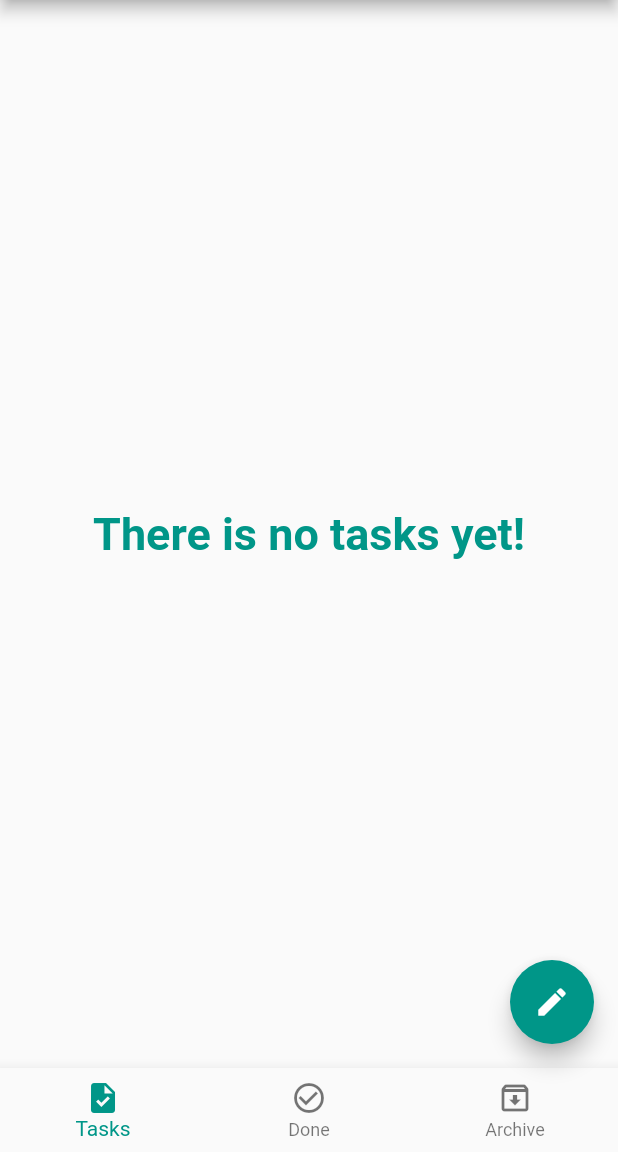
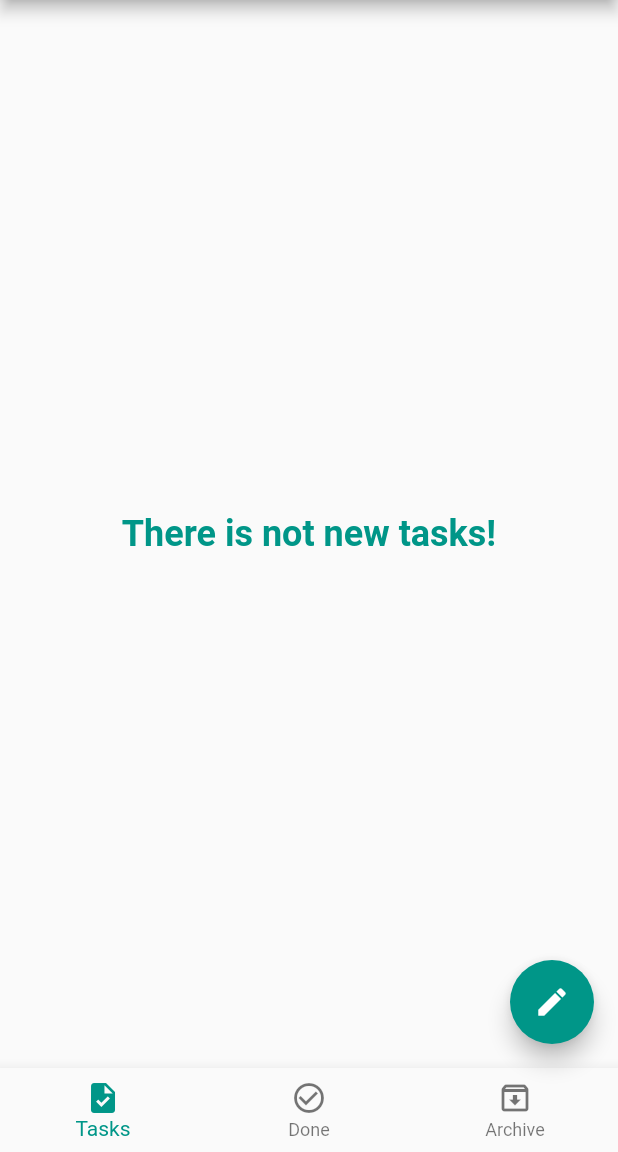
Before and after one commit to Hussein2077/ToDo-App, a Flutter app: the screen it shows after launch, on a phone screen of 412 x 824 dp, the part 84-1236 px from its top. Run offline on Flutter 3.47's test engine with Material 2 defaults, Android fonts, the phone set to English and light mode, and no system bars; our stand-ins replace bloc, conditional_builder_null_safety, flutter_bloc, sqflite; accounts and stored records are empty.

Commit message:
Finishing app

```diff
--- a/lib/controller/cubit/states.dart
+++ b/lib/controller/cubit/states.dart
@@ -9,4 +9,7 @@ class CreateDataBaseState extends AppStates {}
 class GetDataBaseState extends AppStates {}
 
 class InsertDataBaseState extends AppStates {}
+class UpdateDataBaseState extends AppStates {}
+class DeleteDataBaseState extends AppStates {}
+
 class ChangeBottonSheetState extends AppStates{}
--- a/lib/view/home_page.dart
+++ b/lib/view/home_page.dart
@@ -38,21 +38,7 @@ listener: ( context, state){},
     appBar: AppBar(
       title: const Text('ToDo'),
     ),
-    body: ConditionalBuilder(
-      condition: cubit.tasks.isNotEmpty,
-      builder: (BuildContext context) {
-        return cubit.screens[cubit.currentIndex];
-      },
-      fallback: (BuildContext context) {
-        return cubit.tasks.isEmpty? const Center(child: Text('There is no tasks yet!',
-          style: TextStyle(
-            fontWeight: FontWeight.bold,
-            fontSize: 30,
-            color: Colors.teal,
-          ),
-        )) : const Center(child: CircularProgressIndicator());
-      },
-    ),
+    body: cubit.screens[cubit.currentIndex],
     floatingActionButton: FloatingActionButton(
       onPressed: () {
         if (cubit.isBottomSheetShown) {
--- a/lib/view/widgets/new_tasks.dart
+++ b/lib/view/widgets/new_tasks.dart
@@ -1,3 +1,4 @@
+import 'package:conditional_builder_null_safety/conditional_builder_null_safety.dart';
 import 'package:flutter/material.dart';
 import 'package:flutter_bloc/flutter_bloc.dart';
 import 'package:todo/controller/cubit/states.dart';
@@ -11,18 +12,39 @@ class NewTasks extends StatelessWidget {
 
   @override
   Widget build(BuildContext context) {
-    return BlocConsumer<AppCubit,AppStates>(
-listener: (context,state){},
-    builder: (context,state){
-      AppCubit cubit=AppCubit.get(context);
+    AppCubit cubit = AppCubit.get(context);
+
+    return ConditionalBuilder(
+      condition: cubit.newTasks.isNotEmpty,
+      builder: (BuildContext context) {
+        return BlocConsumer<AppCubit, AppStates>(
+          listener: (context, state) {},
+          builder: (context, state) {
             return ListView.separated(
-      itemBuilder: (context, i) =>  CustomShowTasks( model: cubit.tasks[i],),
+                itemBuilder: (context, i) => CustomShowTasks(
+                      model: cubit.newTasks[i],
+                    ),
                 separatorBuilder: (context, i) => Container(
                       height: 1.0,
                       width: double.infinity,
                       color: Colors.grey[300],
                     ),
-      itemCount: cubit.tasks.length);
+                itemCount: cubit.newTasks.length);
+          },
+        );
+      },
+      fallback: (BuildContext context) {
+        return cubit.newTasks.isEmpty
+            ?const Center(
+              child:  Text('There is not new tasks!',
+        style: TextStyle(
+          fontSize: 24,
+          fontWeight: FontWeight.bold,
+          color: Colors.teal
+        ),
+        ),
+            )
+            : const Center(child: CircularProgressIndicator());
       },
     );
   }
```
Also changed, not shown: lib/controller/cubit/cubit.dart (+55 -24 lines), lib/view/widgets/CustomShowTasks.dart (+31 -5 lines), lib/view/widgets/archive_tasks.dart (+18 -16 lines), lib/view/widgets/done_tasks.dart (+19 -6 lines). Lines whose indentation alone changed are shown as unchanged.
